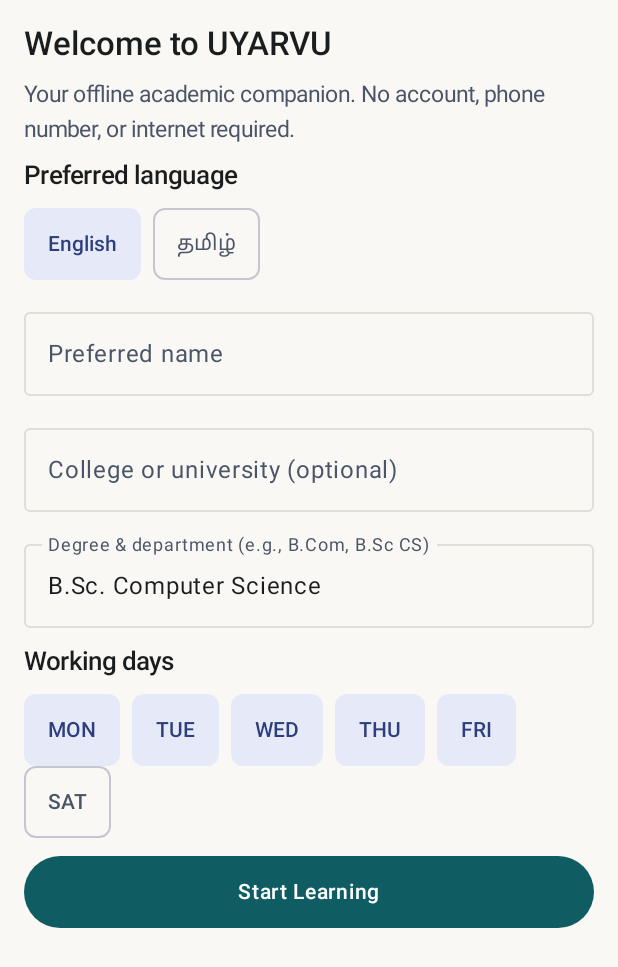
After one commit to rameshgascngl-create/uyarvu, an Android app built with Jetpack Compose: the composable OnboardingScreen shown on its own in the app's theme, on a phone screen of 412 x 824 dp. The commit adds this screen. Shown: the top 967 px of the screen. Run offline under Robolectric (Android 15) with nearby library versions, the phone set to English and light mode, and no system bars.

Commit message:
Phase 3B: Onboarding, Profile, Timetable, Attendance Intelligence & docs registers

```diff
--- /dev/null
+++ b/app/src/main/java/org/uyarvu/app/ui/screens/OnboardingScreen.kt
@@ -0,0 +1,128 @@
+package org.uyarvu.app.ui.screens
+
+import androidx.compose.foundation.layout.Arrangement
+import androidx.compose.foundation.layout.Column
+import androidx.compose.foundation.layout.ExperimentalLayoutApi
+import androidx.compose.foundation.layout.FlowRow
+import androidx.compose.foundation.layout.defaultMinSize
+import androidx.compose.foundation.layout.fillMaxSize
+import androidx.compose.foundation.layout.fillMaxWidth
+import androidx.compose.foundation.layout.padding
+import androidx.compose.foundation.rememberScrollState
+import androidx.compose.foundation.verticalScroll
+import androidx.compose.material3.Button
+import androidx.compose.material3.FilterChip
+import androidx.compose.material3.MaterialTheme
+import androidx.compose.material3.OutlinedTextField
+import androidx.compose.material3.Text
+import androidx.compose.runtime.Composable
+import androidx.compose.runtime.getValue
+import androidx.compose.runtime.mutableIntStateOf
+import androidx.compose.runtime.mutableStateOf
+import androidx.compose.runtime.saveable.rememberSaveable
+import androidx.compose.runtime.setValue
+import androidx.compose.ui.Modifier
+import androidx.compose.ui.res.stringResource
+import androidx.compose.ui.unit.dp
+import org.uyarvu.app.R
+import org.uyarvu.app.data.local.entity.StudentProfileEntity
+
+@OptIn(ExperimentalLayoutApi::class)
+@Composable
+fun OnboardingScreen(
+    onComplete: (StudentProfileEntity) -> Unit
+) {
+    var name by rememberSaveable { mutableStateOf("") }
+    var institution by rememberSaveable { mutableStateOf("") }
+    var degree by rememberSaveable { mutableStateOf("B.Sc. Computer Science") }
+    var semester by rememberSaveable { mutableIntStateOf(1) }
+    var language by rememberSaveable { mutableStateOf("en") }
+    var workingDays by rememberSaveable { mutableStateOf(setOf("MON", "TUE", "WED", "THU", "FRI")) }
+
+    val allDays = listOf("MON", "TUE", "WED", "THU", "FRI", "SAT")
+
+    Column(
+        modifier = Modifier
+            .fillMaxSize()
+            .verticalScroll(rememberScrollState())
+            .padding(16.dp),
+        verticalArrangement = Arrangement.spacedBy(12.dp)
+    ) {
+        Text(text = stringResource(R.string.onboard_welcome), style = MaterialTheme.typography.headlineSmall)
+        Text(text = stringResource(R.string.onboard_subtitle), style = MaterialTheme.typography.bodyMedium)
+
+        Text(text = stringResource(R.string.onboard_lang_label), style = MaterialTheme.typography.titleMedium)
+        FlowRow(horizontalArrangement = Arrangement.spacedBy(8.dp)) {
+            FilterChip(
+                selected = language == "en",
+                onClick = { language = "en" },
+                label = { Text("English") },
+                modifier = Modifier.defaultMinSize(minHeight = 48.dp)
+            )
+            FilterChip(
+                selected = language == "ta",
+                onClick = { language = "ta" },
+                label = { Text("தமிழ்") },
+                modifier = Modifier.defaultMinSize(minHeight = 48.dp)
+            )
+        }
+
+        OutlinedTextField(
+            value = name,
+            onValueChange = { name = it },
+            label = { Text(stringResource(R.string.onboard_name_label)) },
+            modifier = Modifier.fillMaxWidth()
+        )
+
+        OutlinedTextField(
+            value = institution,
+            onValueChange = { institution = it },
+            label = { Text(stringResource(R.string.onboard_institution_label)) },
+            modifier = Modifier.fillMaxWidth()
+        )
+
+        OutlinedTextField(
+            value = degree,
+            onValueChange = { degree = it },
+            label = { Text(stringResource(R.string.onboard_degree_label)) },
+            modifier = Modifier.fillMaxWidth()
+        )
+
+        Text(text = stringResource(R.string.onboard_days_label), style = MaterialTheme.typography.titleMedium)
+        FlowRow(horizontalArrangement = Arrangement.spacedBy(8.dp)) {
+            allDays.forEach { day ->
+                val selected = day in workingDays
+                FilterChip(
+                    selected = selected,
+                    onClick = {
+                        workingDays = if (selected && workingDays.size > 1) workingDays - day else workingDays + day
+                    },
+                    label = { Text(day) },
+                    modifier = Modifier.defaultMinSize(minHeight = 48.dp)
+                )
+            }
+        }
+
+        Button(
+            onClick = {
+                onComplete(
+                    StudentProfileEntity(
+                        preferredName = name.ifBlank { "Student" },
+                        preferredLanguage = language,
+                        institutionName = institution.ifBlank { null },
+                        degreeDepartment = degree.ifBlank { "Undergraduate" },
+                        academicYearLabel = "2026-2027",
+                        currentSemester = semester,
+                        workingDaysMask = workingDays.joinToString(","),
+                        onboardingCompleted = true
+                    )
+                )
+            },
+            modifier = Modifier
+                .fillMaxWidth()
+                .defaultMinSize(minHeight = 48.dp)
+        ) {
+            Text(stringResource(R.string.onboard_save_btn))
+        }
+    }
+}
```
Also changed, not shown: app/src/main/java/org/uyarvu/app/data/local/UyarvuDatabase.kt (+15 -6 lines), app/src/main/java/org/uyarvu/app/data/local/dao/UyarvuDaos.kt (+41 -5 lines), app/src/main/java/org/uyarvu/app/data/local/entity/Entities.kt (+60 -8 lines), app/src/main/java/org/uyarvu/app/data/repository/UyarvuRepository.kt (added, +48 -0 lines), app/src/main/java/org/uyarvu/app/domain/attendance/AttendanceCalculator.kt (+47 -19 lines), app/src/main/java/org/uyarvu/app/ui/theme/Theme.kt (+24 -3 lines), app/src/main/res/values/strings.xml (+41 -8 lines), 8 other files.
